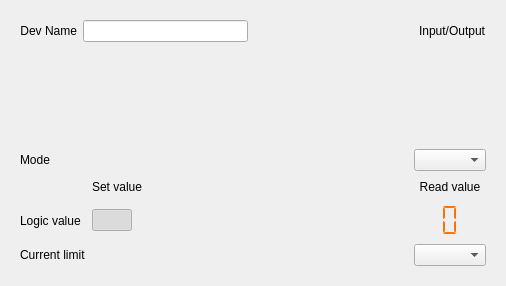
This is plugins/swiot/ui/diodigitalchannel.ui in analogdevicesinc/scopy as Qt 5 draws it before an edit. The edited form follows.
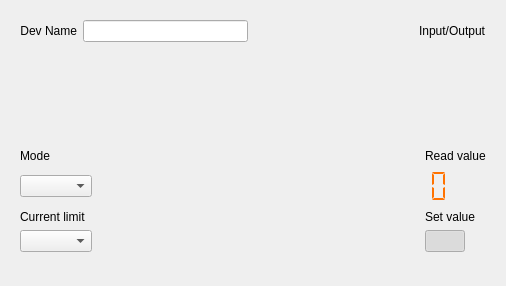
This is the edited form. Custom widgets are drawn as their Qt base class.

Commit message: swiot: updated diodigitalchannel design

Diff of the .ui file:
```diff
--- a/plugins/swiot/ui/diodigitalchannel.ui
+++ b/plugins/swiot/ui/diodigitalchannel.ui
@@ -114,76 +114,69 @@
          </size>
         </property>
         <layout class="QGridLayout" name="gridLayout">
-         <item row="1" column="3">
+         <property name="horizontalSpacing">
+          <number>50</number>
+         </property>
+         <item row="4" column="5">
+          <widget class="QLabel" name="setValueLabel">
+           <property name="sizePolicy">
+            <sizepolicy hsizetype="Preferred" vsizetype="Preferred">
+             <horstretch>0</horstretch>
+             <verstretch>0</verstretch>
+            </sizepolicy>
+           </property>
+           <property name="text">
+            <string>Set value</string>
+           </property>
+           <property name="alignment">
+            <set>Qt::AlignLeading|Qt::AlignLeft|Qt::AlignVCenter</set>
+           </property>
+          </widget>
+         </item>
+         <item row="5" column="5">
+          <widget class="scopy::CustomSwitch" name="customSwitch">
+           <property name="sizePolicy">
+            <sizepolicy hsizetype="Fixed" vsizetype="Fixed">
+             <horstretch>170</horstretch>
+             <verstretch>0</verstretch>
+            </sizepolicy>
+           </property>
+           <property name="checkable">
+            <bool>true</bool>
+           </property>
+           <property name="checked">
+            <bool>true</bool>
+           </property>
+          </widget>
+         </item>
+         <item row="1" column="5">
           <widget class="QLabel" name="readBackValueLabel">
            <property name="text">
             <string>Read value</string>
            </property>
            <property name="alignment">
-            <set>Qt::AlignCenter</set>
+            <set>Qt::AlignLeading|Qt::AlignLeft|Qt::AlignVCenter</set>
            </property>
           </widget>
          </item>
-         <item row="2" column="0">
-          <widget class="QLabel" name="valueLabel">
-           <property name="text">
-            <string>Logic value</string>
-           </property>
-          </widget>
-         </item>
-         <item row="3" column="2">
-          <spacer name="horizontalSpacer_5">
-           <property name="orientation">
-            <enum>Qt::Horizontal</enum>
-           </property>
-           <property name="sizeHint" stdset="0">
-            <size>
-             <width>24</width>
-             <height>1</height>
-            </size>
-           </property>
-          </spacer>
-         </item>
-         <item row="3" column="0">
+         <item row="4" column="3">
           <widget class="QLabel" name="currentLimitLabel">
            <property name="text">
             <string>Current limit</string>
            </property>
           </widget>
          </item>
-         <item row="1" column="2">
-          <spacer name="horizontalSpacer_6">
-           <property name="orientation">
-            <enum>Qt::Horizontal</enum>
-           </property>
-           <property name="sizeHint" stdset="0">
-            <size>
-             <width>20</width>
-             <height>1</height>
-            </size>
-           </property>
-          </spacer>
-         </item>
-         <item row="2" column="1">
-          <widget class="scopy::CustomSwitch" name="customSwitch">
-           <property name="sizePolicy">
-            <sizepolicy hsizetype="Fixed" vsizetype="Fixed">
-             <horstretch>170</horstretch>
-             <verstretch>0</verstretch>
-            </sizepolicy>
-           </property>
-           <property name="checkable">
-            <bool>true</bool>
-           </property>
-           <property name="checked">
-            <bool>true</bool>
+         <item row="1" column="3">
+          <widget class="QLabel" name="modeLabel">
+           <property name="text">
+            <string>Mode</string>
            </property>
           </widget>
          </item>
-         <item row="2" column="3">
+         <item row="2" column="5">
           <widget class="scopy::LcdNumber" name="lcdNumber">
            <property name="sizePolicy">
-            <sizepolicy hsizetype="Minimum" vsizetype="Fixed">
+            <sizepolicy hsizetype="Fixed" vsizetype="Fixed">
              <horstretch>0</horstretch>
              <verstretch>0</verstretch>
             </sizepolicy>
@@ -214,20 +207,7 @@
            </property>
           </widget>
          </item>
-         <item row="0" column="2">
-          <spacer name="horizontalSpacer">
-           <property name="orientation">
-            <enum>Qt::Horizontal</enum>
-           </property>
-           <property name="sizeHint" stdset="0">
-            <size>
-             <width>20</width>
-             <height>1</height>
-            </size>
-           </property>
-          </spacer>
-         </item>
-         <item row="3" column="3">
+         <item row="5" column="3">
           <widget class="QComboBox" name="currentLimitValues">
            <property name="sizePolicy">
             <sizepolicy hsizetype="Preferred" vsizetype="Preferred">
@@ -246,36 +226,20 @@
            </property>
           </widget>
          </item>
-         <item row="2" column="2">
-          <spacer name="horizontalSpacer_7">
+         <item row="6" column="3">
+          <spacer name="verticalSpacer">
            <property name="orientation">
-            <enum>Qt::Horizontal</enum>
+            <enum>Qt::Vertical</enum>
            </property>
            <property name="sizeHint" stdset="0">
             <size>
-             <width>20</width>
-             <height>1</height>
+             <width>0</width>
+             <height>0</height>
             </size>
            </property>
           </spacer>
          </item>
-         <item row="1" column="1">
-          <widget class="QLabel" name="setValueLabel">
-           <property name="sizePolicy">
-            <sizepolicy hsizetype="Preferred" vsizetype="Preferred">
-             <horstretch>0</horstretch>
-             <verstretch>0</verstretch>
-            </sizepolicy>
-           </property>
-           <property name="text">
-            <string>Set value</string>
-           </property>
-           <property name="alignment">
-            <set>Qt::AlignCenter</set>
-           </property>
-          </widget>
-         </item>
-         <item row="0" column="3">
+         <item row="2" column="3">
           <widget class="QComboBox" name="configModes">
            <property name="sizePolicy">
             <sizepolicy hsizetype="Fixed" vsizetype="Fixed">
@@ -285,12 +249,57 @@
            </property>
           </widget>
          </item>
-         <item row="0" column="0">
-          <widget class="QLabel" name="modeLabel">
-           <property name="text">
-            <string>Mode</string>
+         <item row="1" column="4">
+          <spacer name="horizontalSpacer">
+           <property name="orientation">
+            <enum>Qt::Horizontal</enum>
            </property>
-          </widget>
+           <property name="sizeHint" stdset="0">
+            <size>
+             <width>20</width>
+             <height>1</height>
+            </size>
+           </property>
+          </spacer>
+         </item>
+         <item row="2" column="4">
+          <spacer name="horizontalSpacer_6">
+           <property name="orientation">
+            <enum>Qt::Horizontal</enum>
+           </property>
+           <property name="sizeHint" stdset="0">
+            <size>
+             <width>20</width>
+             <height>1</height>
+            </size>
+           </property>
+          </spacer>
+         </item>
+         <item row="4" column="4">
+          <spacer name="horizontalSpacer_7">
+           <property name="orientation">
+            <enum>Qt::Horizontal</enum>
+           </property>
+           <property name="sizeHint" stdset="0">
+            <size>
+             <width>20</width>
+             <height>1</height>
+            </size>
+           </property>
+          </spacer>
+         </item>
+         <item row="5" column="4">
+          <spacer name="horizontalSpacer_5">
+           <property name="orientation">
+            <enum>Qt::Horizontal</enum>
+           </property>
+           <property name="sizeHint" stdset="0">
+            <size>
+             <width>24</width>
+             <height>1</height>
+            </size>
+           </property>
+          </spacer>
          </item>
         </layout>
        </widget>
```
Left out of the diff: 2 changed lines with no effect on the pictures.
